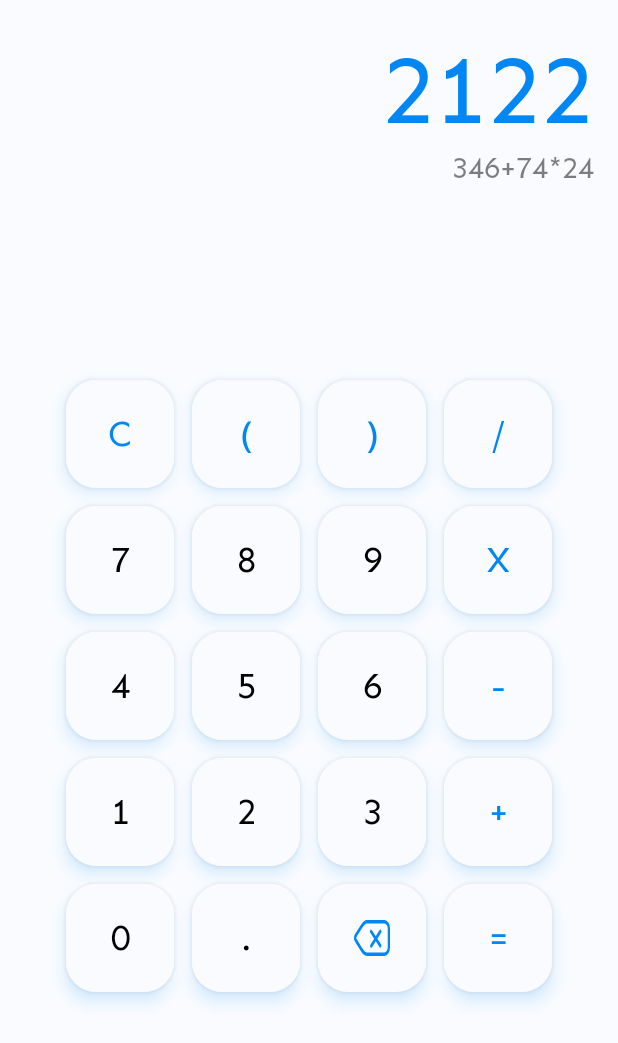
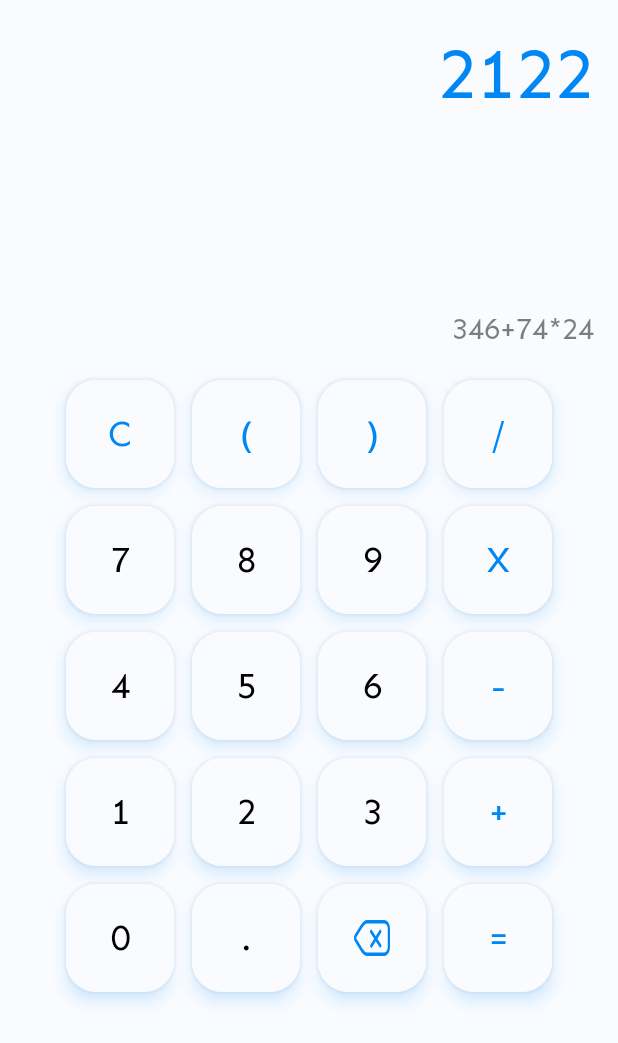
Before and after one commit to abdosharaf9/Calculator, an Android app: the layout activity_main.xml on its own in the app's theme, with its tools: preview values and no code run, on a phone screen of 412 x 824 dp. Shown: the top 1043 px of the screen. Run offline under Robolectric (Android 15) with nearby library versions, the phone set to English and light mode, and no system bars.

Commit message:
Enhance functionality

```diff
--- a/app/src/main/res/layout/activity_main.xml
+++ b/app/src/main/res/layout/activity_main.xml
@@ -32,9 +32,9 @@
             android:layout_marginTop="20dp"
             android:fontFamily="@font/sen_regular"
             android:textColor="@color/mainTextColor"
-            android:maxLines="1"
-            android:ellipsize="marquee"
             android:gravity="end"
+            app:layout_constraintVertical_bias="0.0"
+            app:layout_constraintBottom_toTopOf="@id/tvEquation"
             android:textSize="@dimen/resultTextSize"
             app:layout_constraintEnd_toStartOf="@+id/guideline2"
             app:layout_constraintHorizontal_bias="1.0"
@@ -45,17 +45,17 @@
         <TextView
             android:id="@+id/tvEquation"
             android:layout_width="0dp"
-            android:layout_height="0dp"
+            android:layout_height="wrap_content"
             android:fontFamily="@font/sen_regular"
             android:textColor="@color/SecondaryTextColor"
             android:textSize="@dimen/equationTextSize"
             android:gravity="end"
             android:maxLength="120"
+            android:layout_marginBottom="16dp"
             app:layout_constraintBottom_toTopOf="@id/guideline3"
             app:layout_constraintEnd_toStartOf="@+id/guideline2"
             app:layout_constraintHorizontal_bias="1.0"
             app:layout_constraintStart_toStartOf="@+id/guideline"
-            app:layout_constraintTop_toBottomOf="@+id/tvResult"
             app:layout_constraintVertical_bias="0.0"
             tools:text="346+74*24" />
 
--- a/app/src/main/res/values/dimens.xml
+++ b/app/src/main/res/values/dimens.xml
@@ -1,7 +1,7 @@
 <?xml version="1.0" encoding="utf-8"?>
 <resources>
     <dimen name="mainTextSize">24sp</dimen>
-    <dimen name="resultTextSize">65sp</dimen>
+    <dimen name="resultTextSize">48sp</dimen>
     <dimen name="equationTextSize">20sp</dimen>
     <dimen name="marginSize">16dp</dimen>
 </resources>
```
Also changed, not shown: app/src/main/java/com/abdosharaf/calculator/MainActivity.kt (+23 -2 lines), app/src/main/res/drawable/del_icon_dark_mode.xml (deleted, +0 -23 lines).
